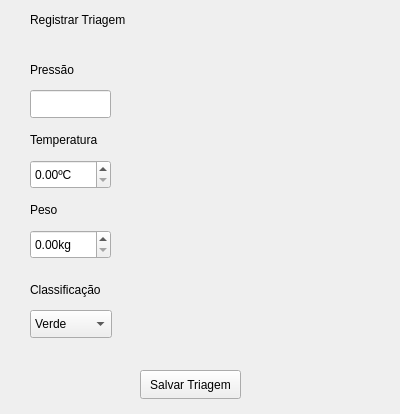
AlunoKevin/GrupoLaranga_EngSof1, file CliniGestGUI/screens/telatriagem.ui: the form before one commit.
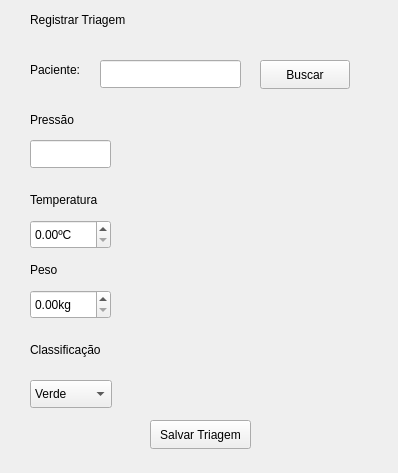
The form after the commit.

Commit message: Implementação do campo Paciente na tela de triagem

The edit to the form file:
```diff
--- a/CliniGestGUI/screens/telatriagem.ui
+++ b/CliniGestGUI/screens/telatriagem.ui
@@ -6,8 +6,8 @@
    <rect>
     <x>0</x>
     <y>0</y>
-    <width>400</width>
-    <height>414</height>
+    <width>398</width>
+    <height>473</height>
    </rect>
   </property>
   <property name="windowTitle">
@@ -17,7 +17,7 @@
    <property name="geometry">
     <rect>
      <x>30</x>
-     <y>60</y>
+     <y>110</y>
      <width>63</width>
      <height>20</height>
     </rect>
@@ -30,7 +30,7 @@
    <property name="geometry">
     <rect>
      <x>30</x>
-     <y>130</y>
+     <y>190</y>
      <width>91</width>
      <height>20</height>
     </rect>
@@ -43,7 +43,7 @@
    <property name="geometry">
     <rect>
      <x>30</x>
-     <y>200</y>
+     <y>260</y>
      <width>63</width>
      <height>20</height>
     </rect>
@@ -56,7 +56,7 @@
    <property name="geometry">
     <rect>
      <x>30</x>
-     <y>280</y>
+     <y>340</y>
      <width>91</width>
      <height>20</height>
     </rect>
@@ -69,7 +69,7 @@
    <property name="geometry">
     <rect>
      <x>30</x>
-     <y>90</y>
+     <y>140</y>
      <width>81</width>
      <height>28</height>
     </rect>
@@ -79,7 +79,7 @@
    <property name="geometry">
     <rect>
      <x>30</x>
-     <y>160</y>
+     <y>220</y>
      <width>81</width>
      <height>29</height>
     </rect>
@@ -92,7 +92,7 @@
    <property name="geometry">
     <rect>
      <x>30</x>
-     <y>230</y>
+     <y>290</y>
      <width>81</width>
      <height>29</height>
     </rect>
@@ -105,7 +105,7 @@
    <property name="geometry">
     <rect>
      <x>30</x>
-     <y>310</y>
+     <y>380</y>
      <width>82</width>
      <height>28</height>
     </rect>
@@ -134,8 +134,8 @@
   <widget class="QPushButton" name="btnSalvar">
    <property name="geometry">
     <rect>
-     <x>140</x>
-     <y>370</y>
+     <x>150</x>
+     <y>420</y>
      <width>101</width>
      <height>29</height>
     </rect>
@@ -157,6 +157,42 @@
     <string>Registrar Triagem</string>
    </property>
   </widget>
+  <widget class="QLabel" name="lblPaciente">
+   <property name="geometry">
+    <rect>
+     <x>30</x>
+     <y>60</y>
+     <width>63</width>
+     <height>20</height>
+    </rect>
+   </property>
+   <property name="text">
+    <string>Paciente:</string>
+   </property>
+  </widget>
+  <widget class="QLineEdit" name="txtNomePaciente">
+   <property name="geometry">
+    <rect>
+     <x>100</x>
+     <y>60</y>
+     <width>141</width>
+     <height>28</height>
+    </rect>
+   </property>
+  </widget>
+  <widget class="QPushButton" name="btnBuscarPaciente">
+   <property name="geometry">
+    <rect>
+     <x>260</x>
+     <y>60</y>
+     <width>90</width>
+     <height>29</height>
+    </rect>
+   </property>
+   <property name="text">
+    <string>Buscar</string>
+   </property>
+  </widget>
  </widget>
  <resources/>
  <connections/>
```
Left out of the diff: 2 changed lines with no effect on the pictures. The commit also changes 22 other files.
